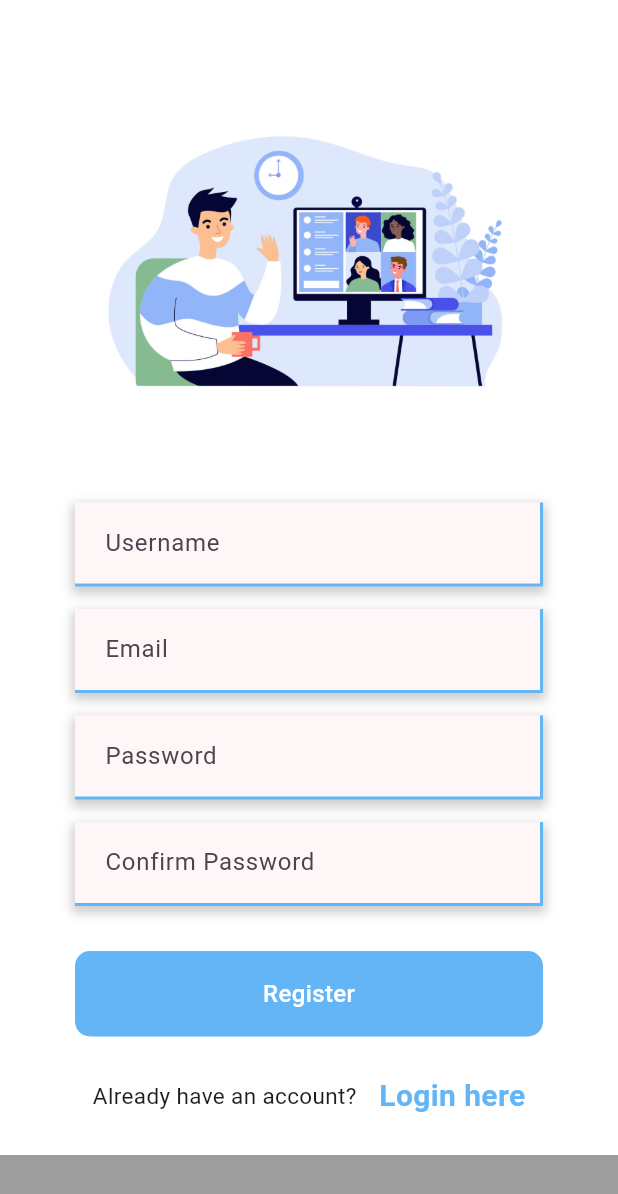
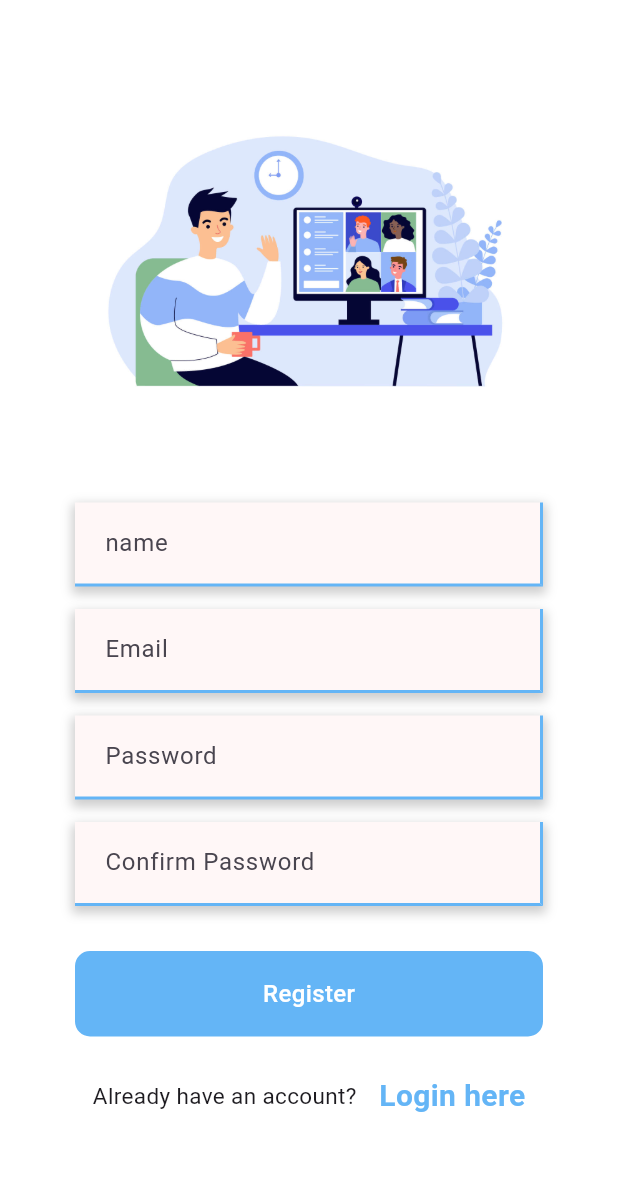
Before and after one commit to yaftes/RTC_APP, a Flutter app: the screen it shows after launch, after a tap on "Register here", on a phone screen of 412 x 824 dp. Shown: the top 1194 px of the screen. Run offline on Flutter 3.47's test engine with Material 3 defaults, Android fonts, the phone set to English and light mode, and no system bars; our stand-ins replace multi_select_flutter, shared_preferences, table_calendar; network calls fail; Roboto replaces fonts that are missing (Montserrat).

Commit message:
fix: make minor fixes

```diff
--- a/lib/components/co_updateProjectForm.dart
+++ b/lib/components/co_updateProjectForm.dart
@@ -26,9 +26,9 @@ class _UpdateProjectFormState extends State<UpdateProjectForm> {
   void initState() {
     print(' update form');
     if (widget.project.teams != null) {
-      widget.project.teams.forEach((el) {
+      widget.project.teams.forEach((team) {
         selectedTeams
-            .add(Team(members: el.members, name: el.name, teamId: el.teamId));
+            .add(Team(owner: team.owner,members: team.members, name: team.name, teamId: team.teamId));
       });
     }
     super.initState();
--- a/lib/main.dart
+++ b/lib/main.dart
@@ -1,6 +1,8 @@
 import 'package:flutter/material.dart';
 import 'package:rtc_app/auth/loginorregister.dart';
 import 'package:rtc_app/pages/home.dart';
+import 'package:rtc_app/pages/appflowly.dart';
+
 
 void main() {
   runApp(const MyApp());
@@ -19,7 +21,8 @@ class MyApp extends StatelessWidget {
      ),
       home: Loginorregister(),
       routes: {
-        '/home' : (context)=> MyHomePage(),
+        '/home': (context) => MyHomePage(),
+        '/login': (context) => Loginorregister(),
       },
     );
   }
--- a/lib/pages/login.dart
+++ b/lib/pages/login.dart
@@ -17,15 +17,16 @@ class _LoginState extends State<Login> {
 
   void authenticate(BuildContext context) async {
     bool login = await userLogin(usrnameCo.text, passCo.text);
+    await storeUser();
     if (login) {
-      ScaffoldMessenger.of(context).showSnackBar(SnackBar(
+      ScaffoldMessenger.of(context).showSnackBar(const SnackBar(
         content: Text('Wellcome to RTC!'),
         backgroundColor: Colors.green,
         duration: Duration(seconds: 2),
       ));
       Navigator.of(context).pushReplacementNamed('/home');
     } else {
-      ScaffoldMessenger.of(context).showSnackBar(SnackBar(
+      ScaffoldMessenger.of(context).showSnackBar(const SnackBar(
         content: Text('Username or password is incorrect'),
         backgroundColor: Colors.red,
         duration: Duration(seconds: 2),
@@ -38,7 +39,7 @@ class _LoginState extends State<Login> {
     return Scaffold(
       backgroundColor: Colors.white,
       body: Container(
-        decoration: BoxDecoration(
+        decoration: const BoxDecoration(
           gradient: LinearGradient(
             begin: Alignment.topLeft,
             end: Alignment.bottomRight,
@@ -69,8 +70,8 @@ class _LoginState extends State<Login> {
                         fontWeight: FontWeight.w900,
                       ),
                     ),
-                    SizedBox(height: 15),
-                    Text(
+                    const SizedBox(height: 15),
+                    const Text(
                       "RTC APP",
                       style: TextStyle(
                         fontSize: 18,
@@ -78,26 +79,26 @@ class _LoginState extends State<Login> {
                         fontWeight: FontWeight.w400,
                       ),
                     ),
-                    SizedBox(height: 15),
+                    const SizedBox(height: 15),
                     CoTextfield(
                       controller: usrnameCo,
                       hintText: 'Username',
                       obscureText: false,
                     ),
-                    SizedBox(height: 20.0),
+                    const SizedBox(height: 20.0),
                     CoTextfield(
                       controller: passCo,
                       hintText: 'Password',
                       obscureText: true,
                     ),
-                    SizedBox(height: 10),
-                    Row(
+                    const SizedBox(height: 10),
+                    const Row(
                       mainAxisAlignment: MainAxisAlignment.end,
                       children: [
                         Text("Forgot Password?"),
                       ],
                     ),
-                    SizedBox(height: 5),
+                    const SizedBox(height: 5),
                     CoButton(
                       text: "Login",
                       onTap: () => authenticate(context),
@@ -106,13 +107,13 @@ class _LoginState extends State<Login> {
                     Row(
                       mainAxisAlignment: MainAxisAlignment.center,
                       children: [
-                        Text(
+                        const Text(
                           "Don't have an account ?",
                           style: TextStyle(
                             fontSize: 15,
                           ),
                         ),
-                        SizedBox(width: 15),
+                        const SizedBox(width: 15),
                         GestureDetector(
                           onTap: widget.onTap,
                           child: Text(
--- a/lib/pages/register.dart
+++ b/lib/pages/register.dart
@@ -10,7 +10,7 @@ class Register extends StatelessWidget {
 
   Register({super.key, required this.onTap});
 
-  final TextEditingController usrnameCo = TextEditingController();
+  final TextEditingController nameCo = TextEditingController();
   final TextEditingController emailCo = TextEditingController();
   final TextEditingController passCo = TextEditingController();
   final TextEditingController confirmCo = TextEditingController();
@@ -20,11 +20,11 @@ class Register extends StatelessWidget {
     if (_formKey.currentState!.validate()) {
       // Proceed with registration if the form is valid
       // Gather user information
-    String username = usrnameCo.text;
+      String name = nameCo.text;
       String email = emailCo.text;
       String password = passCo.text;
       Map<String, dynamic> userData = {
-      'name': username,
+        'name': name,
         'email': email,
         'password': password,
       };
@@ -38,7 +38,11 @@ class Register extends StatelessWidget {
 
         print(response.body);
         if (response.statusCode == 201) {
-        print('User registered successfully');
+          ScaffoldMessenger.of(context).showSnackBar(const SnackBar(
+            content: Text('User created successfuly!'),
+            backgroundColor: Colors.green,
+            duration: Duration(seconds: 2),
+          ));
           Navigator.push(
             context,
             MaterialPageRoute(builder: (context) => Login(onTap: onTap)),
@@ -55,7 +59,7 @@ class Register extends StatelessWidget {
   @override
   Widget build(BuildContext context) {
     return Scaffold(
-      backgroundColor: Colors.grey,
+      backgroundColor: Colors.white,
       body: Container(
         decoration: BoxDecoration(
           gradient: LinearGradient(
@@ -85,19 +89,23 @@ class Register extends StatelessWidget {
                           child: Image.asset("assets/h2.jpg"),
                         ),
                       ),
-                      SizedBox(height: 10,),
+                      SizedBox(
+                        height: 10,
+                      ),
                       CoTextfield(
-                        controller: usrnameCo,
-                        hintText: 'Username',
+                        controller: nameCo,
+                        hintText: 'name',
                         obscureText: false,
                         validator: (value) {
                           if (value == null || value.isEmpty) {
-                            return 'Please enter a username';
+                            return 'Please enter a name';
                           }
                           return null;
                         },
                       ),
-                      SizedBox(height: 15,),
+                      SizedBox(
+                        height: 15,
+                      ),
                       CoTextfield(
                         controller: emailCo,
                         hintText: 'Email',
@@ -109,7 +117,9 @@ class Register extends StatelessWidget {
                           return null;
                         },
                       ),
-                      SizedBox(height: 15,),
+                      SizedBox(
+                        height: 15,
+                      ),
                       CoTextfield(
                         controller: passCo,
                         hintText: 'Password',
@@ -123,7 +133,9 @@ class Register extends StatelessWidget {
                           return null;
                         },
                       ),
-                      SizedBox(height: 15,),
+                      SizedBox(
+                        height: 15,
+                      ),
                       CoTextfield(
                         controller: confirmCo,
                         hintText: 'Confirm Password',
@@ -137,12 +149,16 @@ class Register extends StatelessWidget {
                           return null;
                         },
                       ),
-                      SizedBox(height: 15,),
+                      SizedBox(
+                        height: 15,
+                      ),
                       CoButton(
                         text: "Register",
                         onTap: () => register(context),
                       ),
-                      SizedBox(height: 10,),
+                      SizedBox(
+                        height: 10,
+                      ),
                       Row(
                         mainAxisAlignment: MainAxisAlignment.center,
                         children: [
@@ -152,7 +168,9 @@ class Register extends StatelessWidget {
                               fontSize: 15,
                             ),
                           ),
-                          SizedBox(width: 15,),
+                          SizedBox(
+                            width: 15,
+                          ),
                           GestureDetector(
                             onTap: onTap,
                             child: Text(
--- a/lib/services/teamService.dart
+++ b/lib/services/teamService.dart
@@ -22,6 +22,7 @@ Future<List<Team>> getTeams() async {
         List<dynamic> members = eachTeam['members'];
 
         final team = Team(
+          owner: eachTeam['owner'],
           teamId: eachTeam['id'],
           name: eachTeam['name'],
           members: members,
```
Also changed, not shown: lib/model/objects.dart (+8 -5 lines), lib/pages/profile_page.dart (+18 -7 lines). Lines whose indentation alone changed are shown as unchanged.
